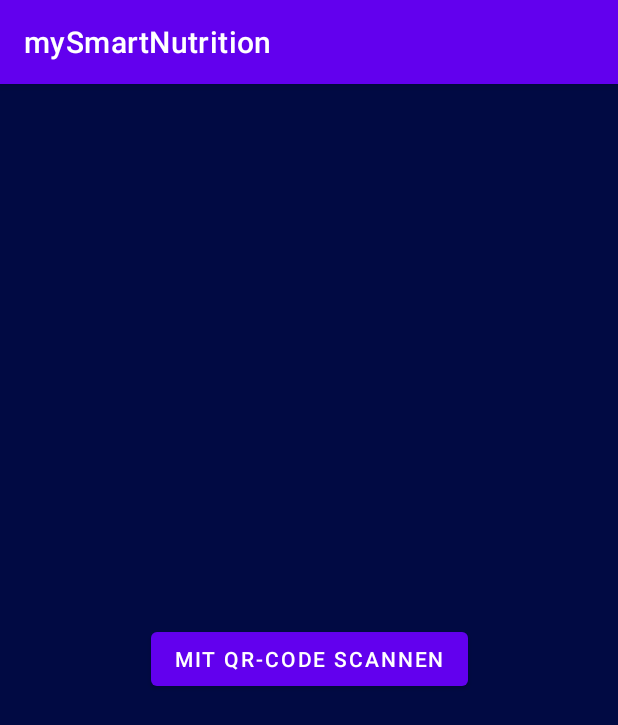
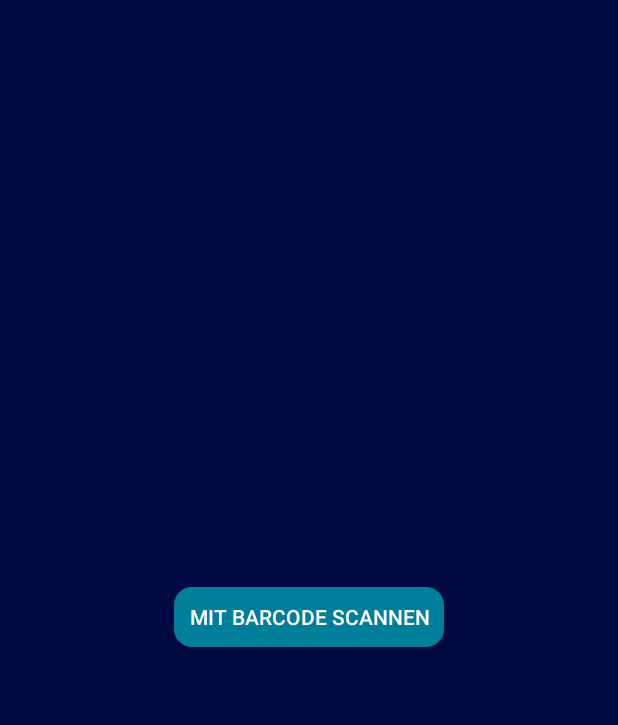
Before and after one commit to Marvintschi/mySmartNutrition, an Android app: the AddProduct screen opened directly, with no data from a screen before it, on a phone screen of 412 x 824 dp. Shown: the top 725 px of the screen. Run offline under Robolectric (Android 15) with nearby library versions, the phone set to English and light mode, and no system bars.

Commit message:
only changed the Button lol

```diff
--- /dev/null
+++ b/app/src/main/res/drawable/round_button.xml
@@ -0,0 +1,5 @@
+<?xml version="1.0" encoding="utf-8"?>
+<shape xmlns:android="http://schemas.android.com/apk/res/android" android:shape="rectangle">
+    <solid android:color="@color/secondaryMain" />
+    <corners android:radius="12dp" />
+</shape>
--- a/app/src/main/res/layout/activity_add_product.xml
+++ b/app/src/main/res/layout/activity_add_product.xml
@@ -10,11 +10,16 @@
     <Button
         android:id="@+id/qr_code_button"
         android:layout_width="wrap_content"
-        android:layout_height="wrap_content"
+        android:layout_height="40dp"
+        android:background="@drawable/round_button"
+        android:paddingLeft="10dp"
+        android:paddingRight="10dp"
         android:text="@string/qr_button_text"
+        android:textColor="@color/white"
         app:layout_constraintBottom_toBottomOf="parent"
         app:layout_constraintEnd_toEndOf="parent"
         app:layout_constraintStart_toStartOf="parent"
         app:layout_constraintTop_toTopOf="parent"
         app:layout_constraintVertical_bias="0.499" />
+
 </androidx.constraintlayout.widget.ConstraintLayout>
--- a/app/src/main/res/layout/activity_barcode_scanner.xml
+++ b/app/src/main/res/layout/activity_barcode_scanner.xml
@@ -4,6 +4,7 @@
     xmlns:tools="http://schemas.android.com/tools"
     android:layout_width="match_parent"
     android:layout_height="match_parent"
+    android:background="@color/background"
     tools:context=".MainActivity">
 
     <SurfaceView
@@ -26,6 +27,7 @@
         android:padding="5dp"
         android:text="Barcode Text"
         android:textSize="25sp"
+        android:textColor="@color/white"
         app:layout_constraintBottom_toBottomOf="parent"
         app:layout_constraintEnd_toEndOf="parent"
         app:layout_constraintStart_toStartOf="parent"
--- a/app/src/main/res/values-night/themes.xml
+++ b/app/src/main/res/values-night/themes.xml
@@ -1,16 +1,17 @@
 <resources xmlns:tools="http://schemas.android.com/tools">
     <!-- Base application theme. -->
-    <style name="Theme.MySmartNutrition" parent="Theme.MaterialComponents.DayNight.DarkActionBar">
+    <style name="Theme.MySmartNutrition" parent="Theme.AppCompat.Light.NoActionBar">
         <!-- Primary brand color. -->
         <item name="colorPrimary">@color/purple_200</item>
         <item name="colorPrimaryVariant">@color/purple_700</item>
         <item name="colorOnPrimary">@color/black</item>
         <!-- Secondary brand color. -->
         <item name="colorSecondary">@color/teal_200</item>
-        <item name="colorSecondaryVariant">@color/teal_200</item>
+        <item name="colorSecondaryVariant">@color/secondaryMain</item>
         <item name="colorOnSecondary">@color/black</item>
         <!-- Status bar color. -->
         <item name="android:statusBarColor" tools:targetApi="l">?attr/colorPrimaryVariant</item>
         <!-- Customize your theme here. -->
     </style>
+
 </resources>
--- a/app/src/main/res/values/strings.xml
+++ b/app/src/main/res/values/strings.xml
@@ -1,4 +1,4 @@
 <resources>
     <string name="app_name">mySmartNutrition</string>
-    <string name="qr_button_text">Mit QR-Code scannen</string>
+    <string name="qr_button_text">Mit Barcode scannen</string>
 </resources>
--- a/app/src/main/res/values/themes.xml
+++ b/app/src/main/res/values/themes.xml
@@ -1,16 +1,17 @@
 <resources xmlns:tools="http://schemas.android.com/tools">
     <!-- Base application theme. -->
-    <style name="Theme.MySmartNutrition" parent="Theme.MaterialComponents.DayNight.DarkActionBar">
+    <style name="Theme.MySmartNutrition" parent="Theme.AppCompat.Light.NoActionBar">
         <!-- Primary brand color. -->
         <item name="colorPrimary">@color/purple_500</item>
         <item name="colorPrimaryVariant">@color/purple_700</item>
         <item name="colorOnPrimary">@color/white</item>
         <!-- Secondary brand color. -->
         <item name="colorSecondary">@color/teal_200</item>
-        <item name="colorSecondaryVariant">@color/teal_700</item>
+        <item name="colorSecondaryVariant">@color/secondaryMain</item>
         <item name="colorOnSecondary">@color/black</item>
         <!-- Status bar color. -->
         <item name="android:statusBarColor" tools:targetApi="l">?attr/colorPrimaryVariant</item>
         <!-- Customize your theme here. -->
     </style>
+
 </resources>
```
